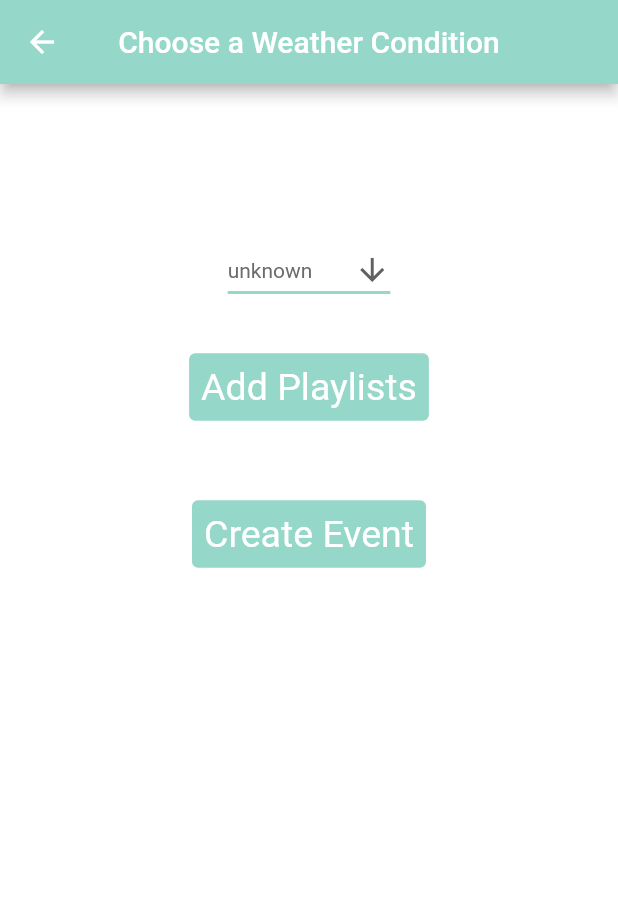
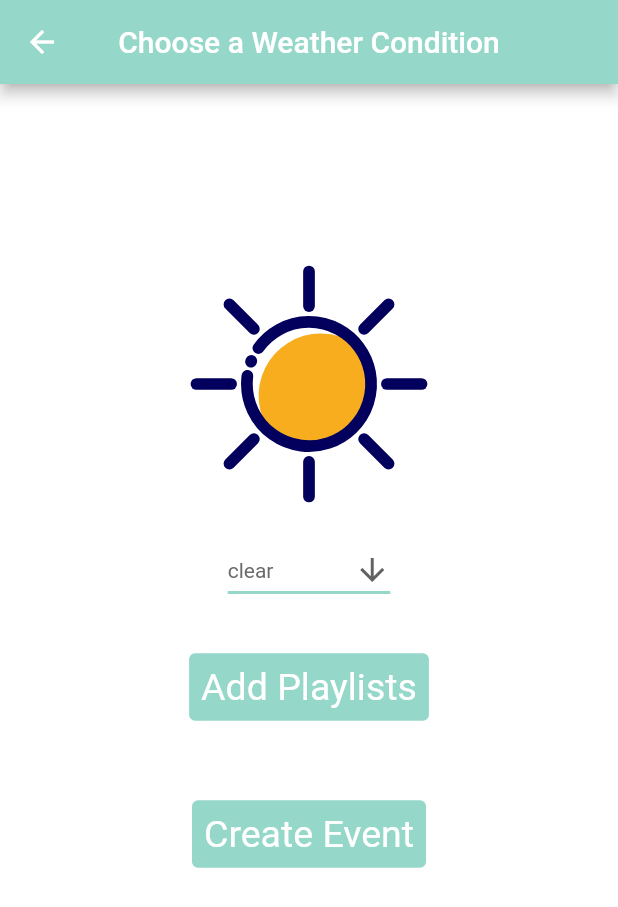
Before and after one commit to MartinDampier/Sound_Trek, a Flutter app: the BuildWeatherEvent screen opened directly, on a phone screen of 412 x 824 dp. Shown: the top 907 px of the screen. Run offline on Flutter 3.47's test engine with Material 2 defaults, Android fonts, the phone set to English and light mode, and no system bars; our stand-ins replace flutter_slidable, flutter_speed_dial, flutter_svg, google_maps_flutter, just_audio, location.

Commit message:
weather icons added

```diff
--- a/assets/file.txt
+++ /dev/null
@@ -1 +0,0 @@
-Hello
--- a/lib/screens/event_builders/weather_event_builder.dart
+++ b/lib/screens/event_builders/weather_event_builder.dart
@@ -7,6 +7,7 @@ import 'package:sound_trek/models/events/weather_handler.dart';
 import 'package:sound_trek/models/priority_queue.dart';
 import 'package:sound_trek/models/playlist.dart';
 import 'package:sound_trek/models/events/event.dart';
+import 'package:flutter_svg/flutter_svg.dart';
 
 class BuildWeatherEvent extends StatefulWidget {
   const BuildWeatherEvent({Key? key}) : super(key: key);
@@ -19,8 +20,9 @@ class BuildWeatherEvent extends StatefulWidget {
 
 class BuildWeatherEventState extends State<BuildWeatherEvent> {
   GlobalKey<ScaffoldState> _scaffoldKey = GlobalKey();
-  WeatherCondition weatherCondition = WeatherCondition.unknown;
+  WeatherCondition weatherCondition = WeatherCondition.clear;
   Playlist playlist = Playlist();
+  String weatherIcon = 'assets/weather_icons/clear.svg';
 
   @override
   Widget build(BuildContext context) {
@@ -42,6 +44,13 @@ class BuildWeatherEventState extends State<BuildWeatherEvent> {
             mainAxisSize: MainAxisSize.max,
             mainAxisAlignment: MainAxisAlignment.start,
             children: <Widget>[
+              SizedBox(
+                height: 200,
+                width: 200,
+                child: SvgPicture.asset(
+                  weatherIcon,
+                ),
+              ),
               Padding(
                 padding: const EdgeInsets.fromLTRB(0.0, 0.0, 0.0, 30.0),
                 child: DropdownButton<WeatherCondition>(
@@ -57,6 +66,7 @@ class BuildWeatherEventState extends State<BuildWeatherEvent> {
                   onChanged: (WeatherCondition? selectedCond) {
                     setState(() {
                       weatherCondition = selectedCond!;
+                      weatherIcon = 'assets/weather_icons/' + displayWeather(weatherCondition) + '.svg';
                     });
                   },
                   items: <WeatherCondition>[
--- a/pubspec.yaml
+++ b/pubspec.yaml
@@ -37,6 +37,7 @@ dependencies:
   location: ^4.3.0
   provider: ^6.0.1
   flutter_speed_dial: ^4.6.6
+  flutter_svg: ^0.23.0
 
   # The following adds the Cupertino Icons font to your application.
   # Use with the CupertinoIcons class for iOS style icons.
@@ -66,6 +67,7 @@ flutter:
     - assets/logos/
     - assets/musicsample/
     - assets/pictures/
+    - assets/weather_icons/
   # The following line ensures that the Material Icons font is
   # included with your application, so that you can use the icons in
   # the material Icons class.
```
Also changed, not shown: assets/logos/davyjones.jpg (deleted), assets/weather_icons/clear.svg (added), assets/weather_icons/drizzle.svg (added), assets/weather_icons/fog.svg (added), assets/weather_icons/heavyCloud.svg (added), assets/weather_icons/lightCloud.svg (added), assets/weather_icons/rain.svg (added), assets/weather_icons/snow.svg (added), assets/weather_icons/thunderstorm.svg (added), assets/weather_icons/unknown.svg (added), pubspec.lock.
